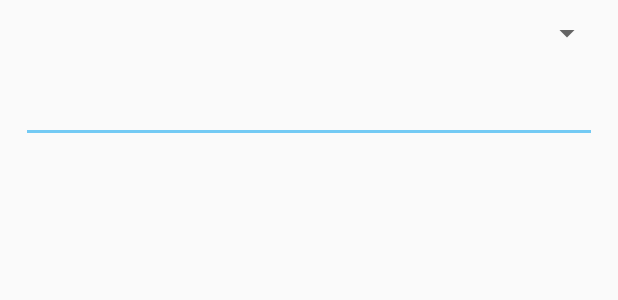
After one commit to couchbaselabs/connect-fall-2017-demo, an Android app: the layout dialog_vitals.xml on its own in the app's theme, with its tools: preview values and no code run, on a phone screen of 412 x 824 dp. The commit adds this screen. Shown: the top 300 px of the screen. Run offline under Robolectric (Android 15) with nearby library versions, the phone set to English and light mode, and no system bars; Roboto replaces fonts that are not available here.

Commit message:
Start of manual entry for vital signs

```diff
--- a/mobile/android/CBCHealth/app/src/main/java/com/couchbase/mobile/app/MainActivity.java
+++ b/mobile/android/CBCHealth/app/src/main/java/com/couchbase/mobile/app/MainActivity.java
@@ -7,6 +7,7 @@ import android.support.v7.widget.Toolbar;
 import android.view.View;
 
 import com.couchbase.mobile.R;
+import com.couchbase.mobile.app.manual.VitalsActivity;
 import com.couchbase.mobile.app.patient.PatientActivity;
 import com.couchbase.mobile.app.temperature.TemperatureActivity;
 import com.jasonette.seed.Core.JasonViewActivity;
@@ -26,6 +27,11 @@ public class MainActivity extends AppCompatActivity {
         startActivity(intent);
     }
 
+    public void onVitalsButtonClick(View v) {
+        Intent intent = new Intent(this, VitalsActivity.class);
+        startActivity(intent);
+    }
+
     public void onScaleButtonClick(View v) {
         Intent intent = new Intent(this, JasonViewActivity.class);
         intent.putExtra("url", "db://hello.json");
--- /dev/null
+++ b/mobile/android/CBCHealth/app/src/main/res/layout/dialog_vitals.xml
@@ -0,0 +1,23 @@
+<?xml version="1.0" encoding="utf-8"?>
+<LinearLayout xmlns:android="http://schemas.android.com/apk/res/android"
+    android:layout_width="match_parent"
+    android:layout_height="match_parent"
+    android:orientation="vertical"
+    android:padding="10dp">
+
+    <Spinner
+        android:id="@+id/vitals_spinner"
+        android:layout_width="fill_parent"
+        android:layout_height="wrap_content" />
+
+    <EditText
+        android:id="@+id/vitals_value"
+        android:inputType="number"
+        android:layout_width="match_parent"
+        android:layout_height="wrap_content"
+        android:layout_marginTop="16dp"
+        android:layout_marginLeft="4dp"
+        android:layout_marginRight="4dp"
+        android:layout_marginBottom="4dp" />
+
+</LinearLayout>
```
Also changed, not shown: mobile/android/CBCHealth/app/src/main/AndroidManifest.xml (+36 -26 lines), mobile/android/CBCHealth/app/src/main/java/com/couchbase/mobile/app/manual/VitalsActivity.java (added, +28 -0 lines), mobile/android/CBCHealth/app/src/main/java/com/couchbase/mobile/app/manual/VitalsDialogFragment.java (added, +68 -0 lines), mobile/android/CBCHealth/app/src/main/java/com/couchbase/mobile/app/manual/VitalsEntry.java (added, +36 -0 lines), mobile/android/CBCHealth/app/src/main/res/layout/activity_vitals.xml (added, +32 -0 lines), mobile/android/CBCHealth/app/src/main/res/layout/content_vitals.xml (added, +21 -0 lines).
